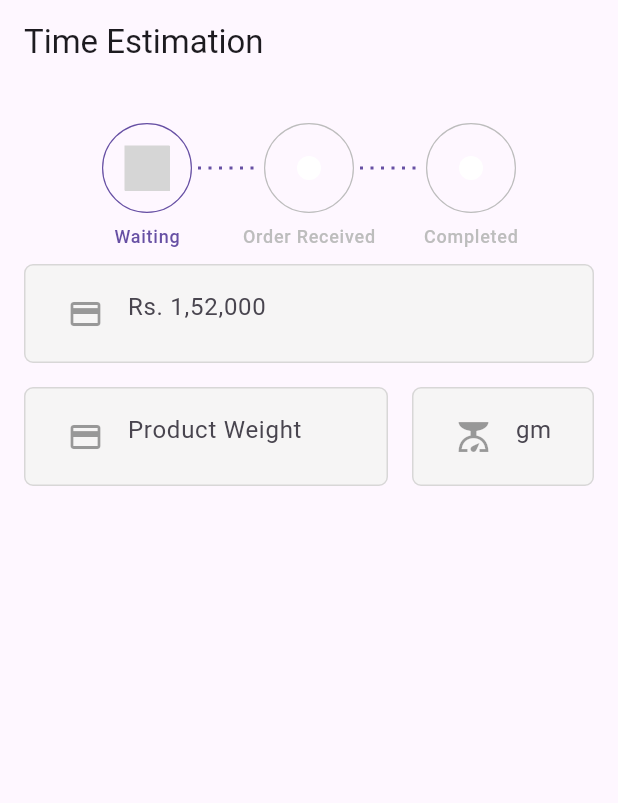
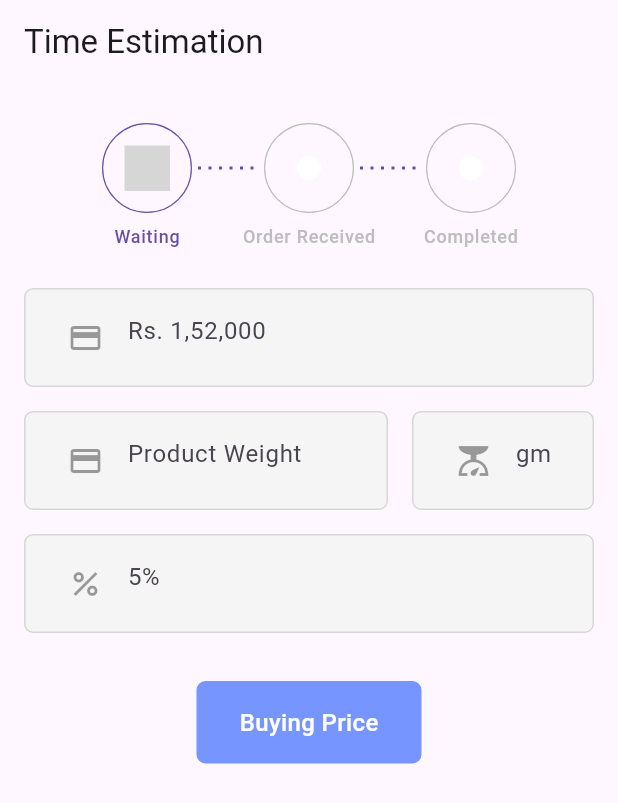
Before and after one commit to digigoldbook/dg-mb-app, a Flutter app: the TimeEstimationCal screen opened by its route, on a phone screen of 412 x 824 dp. Shown: the top 803 px of the screen. Run offline on Flutter 3.47's test engine with Material 3 defaults, Android fonts, the phone set to English and light mode, and no system bars; drawn by our look-alikes of easy_stepper; our stand-ins replace animated_bottom_navigation_bar, avatar_glow, dio, equatable, flutter_bloc, flutter_dotenv and 7 more; accounts and stored records are empty; grey boxes are pictures that could not be loaded.

Commit message:
estimation service added minor bug remaining

```diff
--- a/lib/components/config/app_routes.dart
+++ b/lib/components/config/app_routes.dart
@@ -4,8 +4,8 @@ import '../../auth/auth_page.dart';
 import '../../auth/sign_in/pages/sign_in_page.dart';
 import '../../auth/sign_up/pages/sign_up_page.dart';
 import '../../main_screen/pages/main_page.dart';
+import '../../services/estimation/pages/time_estimation_cal.dart';
 import '../../services/pages/percentage_convert.dart';
-import '../../services/pages/time_estimation_cal.dart';
 import '../../services/pages/unit_converter.dart';
 import '../../shop_screen/pages/shop_page.dart';
 import '../../splash/pages/splash_page.dart';
--- a/lib/main.dart
+++ b/lib/main.dart
@@ -6,6 +6,7 @@ import 'package:hive_flutter/hive_flutter.dart';
 import 'auth/sign_in/bloc/sign_in_bloc.dart';
 import 'components/config/app_routes.dart';
 import 'main_screen/cubit/bottom_nav_cubit.dart';
+import 'services/estimation/cubit/estimation_step_cubit.dart';
 import 'services/pages/percentage_conversion/cubit/percentage_conversion_cubit.dart';
 import 'shop_screen/domain/fetch_bloc/shop_bloc.dart';
 import 'splash/cubit/splash_cubit.dart';
@@ -32,6 +33,9 @@ void main() async {
         BlocProvider(
           create: (_) => ShopBloc(),
         ),
+        BlocProvider(
+          create: (_) => EstimationStepCubit(),
+        ),
       ],
       child: const MainApp(),
     ),
--- /dev/null
+++ b/lib/services/estimation/cubit/estimation_step_cubit.dart
@@ -0,0 +1,12 @@
+import 'package:flutter_bloc/flutter_bloc.dart';
+import 'package:equatable/equatable.dart';
+
+part 'estimation_step_state.dart';
+
+class EstimationStepCubit extends Cubit<EstimationStepState> {
+  EstimationStepCubit() : super(const EstimationStepInitial(newStep: 0));
+
+  void updateStep(int newStep) {
+    emit(EstimationStepInitial(newStep: newStep));
+  }
+}
--- /dev/null
+++ b/lib/services/estimation/cubit/estimation_step_state.dart
@@ -0,0 +1,19 @@
+part of 'estimation_step_cubit.dart';
+
+sealed class EstimationStepState extends Equatable {
+  const EstimationStepState();
+
+  @override
+  List<Object> get props => [];
+}
+
+final class EstimationStepInitial extends EstimationStepState {
+  final int newStep;
+
+  const EstimationStepInitial({
+    required this.newStep,
+  });
+
+  @override
+  List<Object> get props => [newStep];
+}
--- /dev/null
+++ b/lib/services/estimation/pages/time_estimation_cal.dart
@@ -0,0 +1,80 @@
+import 'package:easy_stepper/easy_stepper.dart';
+import 'package:flutter/material.dart';
+import 'package:flutter_bloc/flutter_bloc.dart';
+
+import '../cubit/estimation_step_cubit.dart';
+import '../widgets/deposit_time_estimation.dart';
+import '../widgets/deposite_price_estimation.dart';
+import '../widgets/gold_price_widget.dart';
+
+class TimeEstimationCal extends StatelessWidget {
+  const TimeEstimationCal({super.key});
+
+  @override
+  Widget build(BuildContext context) {
+    // Define the steps in a list
+    final List<String> stepTitles = ['Waiting', 'Order Received', 'Completed'];
+
+    return Scaffold(
+      appBar: AppBar(
+        title: const Text("Time Estimation"),
+      ),
+      body: Padding(
+        padding: const EdgeInsets.all(16.0),
+        child: Column(
+          children: [
+            BlocBuilder<EstimationStepCubit, EstimationStepState>(
+              builder: (context, state) {
+                final currentStep = (state as EstimationStepInitial).newStep;
+
+                return EasyStepper(
+                  activeStep: currentStep,
+                  showLoadingAnimation: true,
+                  steps: stepTitles.asMap().entries.map((entry) {
+                    int index = entry.key;
+                    String title = entry.value;
+
+                    return EasyStep(
+                      enabled: currentStep >= index ? true : false,
+                      customStep: CircleAvatar(
+                        radius: 8,
+                        backgroundColor: Colors.white,
+                        child: CircleAvatar(
+                          radius: 7,
+                          backgroundColor: currentStep >= index
+                              ? Colors.orange
+                              : Colors.white,
+                        ),
+                      ),
+                      title: title,
+                    );
+                  }).toList(), // Dynamically generate steps using map
+                  onStepReached: (index) {
+                    // Update the step using the Cubit
+                    context.read<EstimationStepCubit>().updateStep(index);
+                  },
+                );
+              },
+            ),
+            const SizedBox(height: 16),
+            // Display widgets based on the active step
+            BlocBuilder<EstimationStepCubit, EstimationStepState>(
+              builder: (context, state) {
+                final int currentStep =
+                    (state as EstimationStepInitial).newStep;
+
+                if (currentStep == 0) {
+                  return const GoldPriceWidget();
+                } else if (currentStep == 1) {
+                  return const DepositePriceEstimation();
+                } else {
+                  return const DepositTimeEstimation();
+                }
+              },
+            ),
+          ],
+        ),
+      ),
+    );
+  }
+}
--- /dev/null
+++ b/lib/services/estimation/widgets/gold_price_widget.dart
@@ -0,0 +1,79 @@
+import 'package:flutter/material.dart';
+import 'package:flutter_bloc/flutter_bloc.dart';
+import 'package:gap/gap.dart';
+
+import '../../../components/widget/btn_widget.dart';
+import '../../../components/widget/text_field_widget.dart';
+import '../cubit/estimation_step_cubit.dart';
+import '../helper/calculate_buying_price.dart';
+
+class GoldPriceWidget extends StatefulWidget {
+  const GoldPriceWidget({super.key});
+
+  @override
+  State<GoldPriceWidget> createState() => _GoldPriceWidgetState();
+}
+
+class _GoldPriceWidgetState extends State<GoldPriceWidget> {
+  final TextEditingController _todayGoldPrice = TextEditingController();
+  final TextEditingController _goldWeight = TextEditingController();
+  final TextEditingController _unit = TextEditingController();
+  final TextEditingController _buyRate = TextEditingController();
+
+  @override
+  Widget build(BuildContext context) {
+    return Column(
+      children: [
+        TextFieldWidget(
+          controller: _todayGoldPrice,
+          inputType: TextInputType.number,
+          hintText: "Rs. 1,52,000",
+          prefixIcon: Icons.payment,
+        ),
+        const Gap(16),
+        Row(
+          children: [
+            Expanded(
+              flex: 2,
+              child: TextFieldWidget(
+                controller: _goldWeight,
+                inputType: TextInputType.number,
+                hintText: "Product Weight",
+                prefixIcon: Icons.payment,
+              ),
+            ),
+            const Gap(16),
+            Expanded(
+              child: TextFieldWidget(
+                controller: _unit,
+                inputType: TextInputType.number,
+                readOnly: true,
+                hintText: "gm",
+                prefixIcon: Icons.scale,
+              ),
+            ),
+          ],
+        ),
+        const Gap(16),
+        TextFieldWidget(
+          controller: _buyRate,
+          inputType: TextInputType.number,
+          hintText: "5%",
+          prefixIcon: Icons.percent,
+        ),
+        const Gap(8 * 4),
+        BtnWidget(
+          btnText: "Buying Price",
+          onTap: () {
+            calculateBuyingPrice(
+              double.parse(_todayGoldPrice.text),
+              double.parse(_goldWeight.text),
+              double.parse(_buyRate.text),
+            );
+            context.read<EstimationStepCubit>().updateStep(1);
+          },
+        ),
+      ],
+    );
+  }
+}
--- a/lib/services/pages/time_estimation_cal.dart
+++ /dev/null
@@ -1,105 +0,0 @@
-import 'package:easy_stepper/easy_stepper.dart';
-import 'package:flutter/material.dart';
-import 'package:flutter_application_1/components/widget/text_field_widget.dart';
-import 'package:gap/gap.dart';
-
-class TimeEstimationCal extends StatefulWidget {
-  const TimeEstimationCal({super.key});
-
-  @override
-  State<TimeEstimationCal> createState() => _TimeEstimationCalState();
-}
-
-class _TimeEstimationCalState extends State<TimeEstimationCal> {
-  int activeStep = 0;
-  final TextEditingController _goldPrice = TextEditingController();
-  @override
-  Widget build(BuildContext context) {
-    return Scaffold(
-      appBar: AppBar(
-        title: const Text("Time Estimation"),
-      ),
-      body: Padding(
-        padding: const EdgeInsets.all(16.0),
-        child: Column(
-          children: [
-            EasyStepper(
-              activeStep: activeStep,
-              showLoadingAnimation: true,
-              steps: [
-                EasyStep(
-                  customStep: CircleAvatar(
-                    radius: 8,
-                    backgroundColor: Colors.white,
-                    child: CircleAvatar(
-                      radius: 7,
-                      backgroundColor:
-                          activeStep >= 0 ? Colors.orange : Colors.white,
-                    ),
-                  ),
-                  title: 'Waiting',
-                ),
-                EasyStep(
-                  customStep: CircleAvatar(
-                    radius: 8,
-                    backgroundColor: Colors.white,
-                    child: CircleAvatar(
-                      radius: 7,
-                      backgroundColor:
-                          activeStep >= 1 ? Colors.orange : Colors.white,
-                    ),
-                  ),
-                  title: 'Order Received',
-                ),
-                EasyStep(
-                  customStep: CircleAvatar(
-                    radius: 8,
-                    backgroundColor: Colors.white,
-                    child: CircleAvatar(
-                      radius: 7,
-                      backgroundColor:
-                          activeStep >= 2 ? Colors.orange : Colors.white,
-                    ),
-                  ),
-                  title: 'Completed',
-                ),
-              ],
-              onStepReached: (index) => setState(() => activeStep = index),
-            ),
-            TextFieldWidget(
-              controller: _goldPrice,
-              inputType: TextInputType.number,
-              readOnly: true,
-              hintText: "Rs. 1,52,000",
-              prefixIcon: Icons.payment,
-            ),
-            const Gap(16),
-            Row(
-              children: [
-                Expanded(
-                  flex: 2,
-                  child: TextFieldWidget(
-                    controller: _goldPrice,
-                    inputType: TextInputType.number,
-                    hintText: "Product Weight",
-                    prefixIcon: Icons.payment,
-                  ),
-                ),
-                const Gap(16),
-                Expanded(
-                  child: TextFieldWidget(
-                    controller: _goldPrice,
-                    inputType: TextInputType.number,
-                    readOnly: true,
-                    hintText: "gm",
-                    prefixIcon: Icons.scale,
-                  ),
-                ),
-              ],
-            ),
-          ],
-        ),
-      ),
-    );
-  }
-}
```
Also changed, not shown: lib/services/estimation/helper/calculate_buying_price.dart (added, +20 -0 lines), lib/services/estimation/helper/deposite_price.dart (added, +18 -0 lines), lib/services/estimation/helper/deposite_time_est.dart (added, +11 -0 lines), lib/services/estimation/widgets/deposit_time_estimation.dart (added, +42 -0 lines), lib/services/estimation/widgets/deposite_price_estimation.dart (added, +99 -0 lines).
